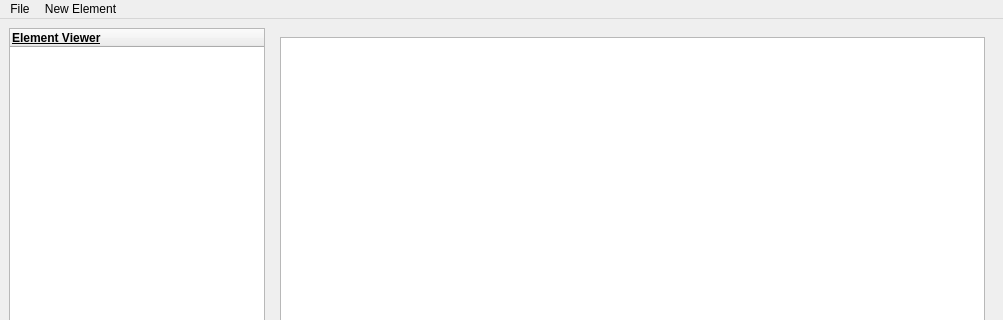
Before: the Qt Designer form lib/UIs/ui.ui in Faith-and-Code-Technologies/mDirt, drawn with Qt 5; both pictures show x 0 to 1003 and y 0 to 320 of the 1003 by 737 pixel window.
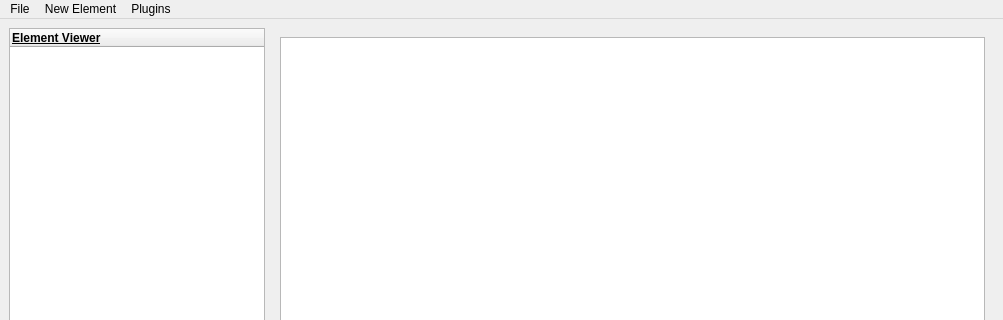
After: the same form once the commit is applied.

Commit message: 💄 Update UI to facilitate upcoming Plugins

The edit to the form file:
```diff
--- a/lib/UIs/ui.ui
+++ b/lib/UIs/ui.ui
@@ -2995,8 +2995,15 @@
     <addaction name="separator"/>
     <addaction name="actionSettings"/>
    </widget>
+   <widget class="QMenu" name="menuPlugins">
+    <property name="title">
+     <string>Plugins</string>
+    </property>
+    <addaction name="actionInstall_Plugin"/>
+   </widget>
    <addaction name="menuSave"/>
    <addaction name="menuNew_Element"/>
+   <addaction name="menuPlugins"/>
   </widget>
   <action name="actionBlock">
    <property name="text">
```
Left out of the diff: 7 changed lines with no effect on the pictures. The commit also changes 1 other file.
